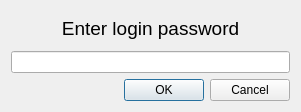
Above: logindialog.ui from krystianbeduch/password-manager before the change. Below: the same form after it.
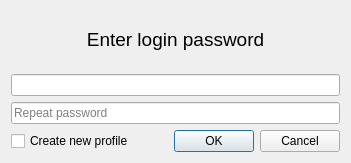
That is the form after the change.

Commit message: create new app profile

Patch:
```diff
--- a/logindialog.ui
+++ b/logindialog.ui
@@ -6,8 +6,8 @@
    <rect>
     <x>0</x>
     <y>0</y>
-    <width>301</width>
-    <height>112</height>
+    <width>351</width>
+    <height>163</height>
    </rect>
   </property>
   <property name="windowTitle">
@@ -32,9 +32,31 @@
       </widget>
      </item>
      <item>
-      <widget class="QLineEdit" name="lineEdit">
+      <widget class="QLineEdit" name="passwordLineEdit">
+       <property name="enabled">
+        <bool>true</bool>
+       </property>
        <property name="echoMode">
         <enum>QLineEdit::EchoMode::Password</enum>
+       </property>
+      </widget>
+     </item>
+     <item>
+      <widget class="QLineEdit" name="password2LineEdit">
+       <property name="echoMode">
+        <enum>QLineEdit::EchoMode::Password</enum>
+       </property>
+       <property name="placeholderText">
+        <string>Repeat password</string>
+       </property>
+      </widget>
+     </item>
+     <item>
+      <layout class="QHBoxLayout" name="horizontalLayout_2">
+       <item>
+        <widget class="QCheckBox" name="newProfileCheckBox">
+         <property name="text">
+          <string>Create new profile</string>
        </property>
       </widget>
      </item>
@@ -47,6 +69,8 @@
         <set>QDialogButtonBox::StandardButton::Cancel|QDialogButtonBox::StandardButton::Ok</set>
        </property>
       </widget>
+       </item>
+      </layout>
      </item>
     </layout>
    </item>
```
Lines whose indentation alone changed are shown as unchanged. The commit also changes 27 other files.
